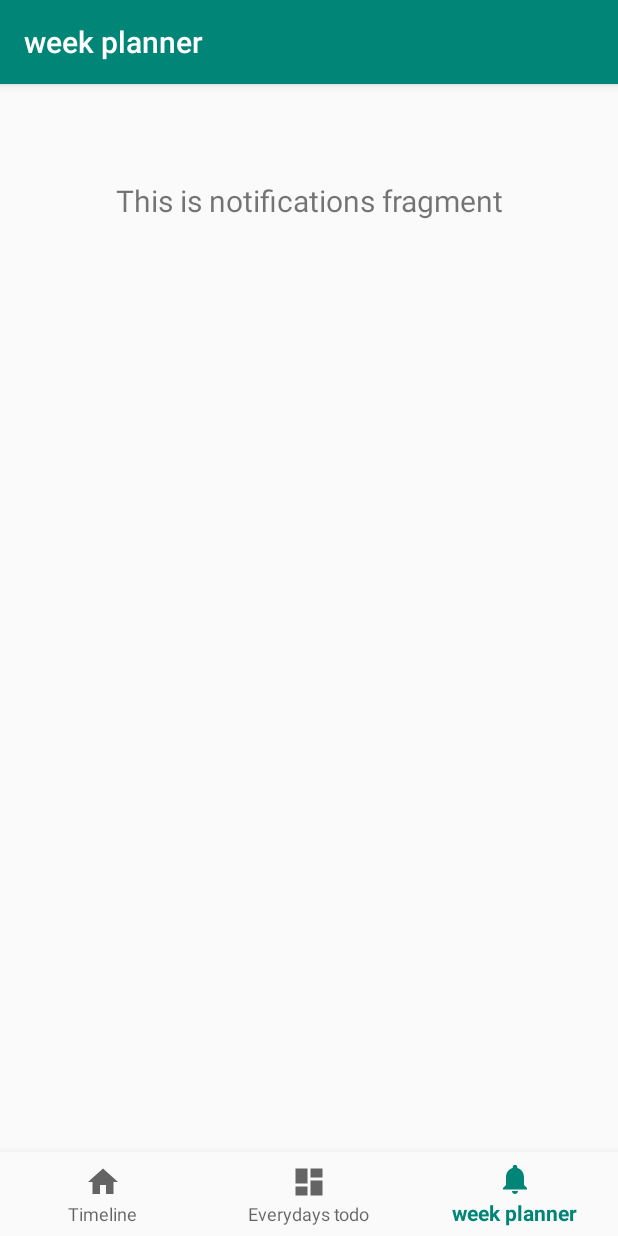
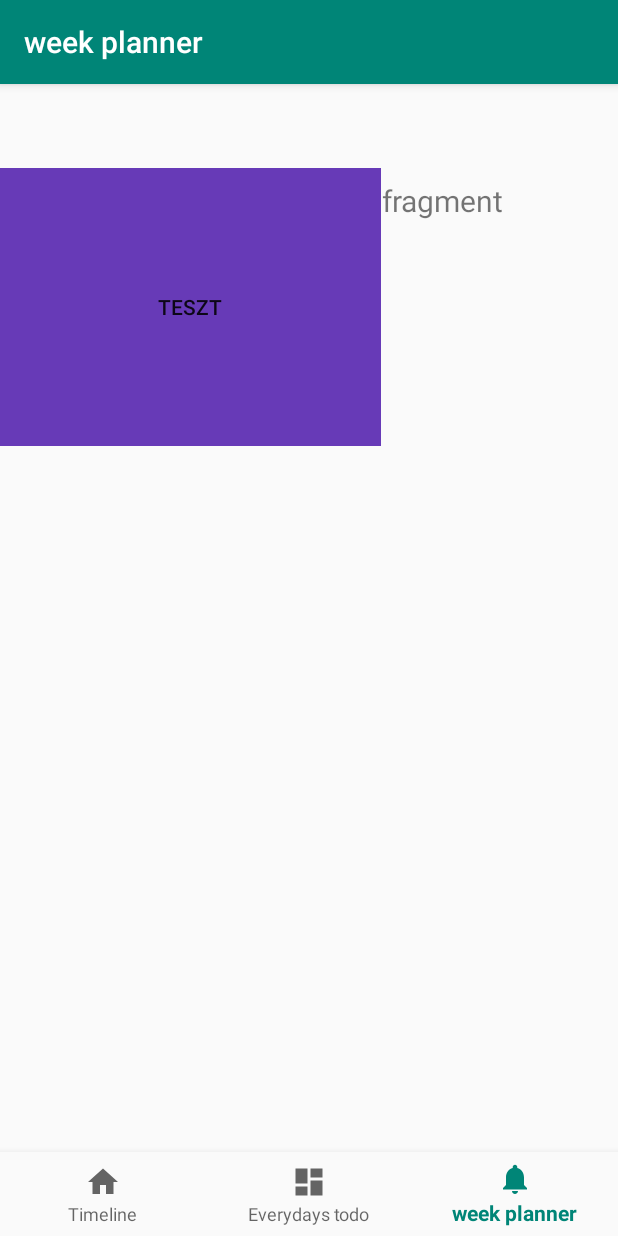
Before and after one commit to player1s/ChecklistExtendedNew, an Android app: the NotificationsFragment screen opened through its navigation route, on a phone screen of 412 x 824 dp. Run offline under Robolectric (Android 15) with nearby library versions, the phone set to English and light mode, and no system bars; our stand-ins replace navigation-ui.

Commit message:
Gomb_Teszt
:)

```diff
--- a/app/src/main/AndroidManifest.xml
+++ b/app/src/main/AndroidManifest.xml
@@ -10,6 +10,10 @@
         android:supportsRtl="true"
         android:theme="@style/AppTheme">
         <activity
+            android:name=".ui.teszt.buttonteszt"
+            android:label="@string/title_activity_buttonteszt"
+            android:theme="@style/AppTheme.NoActionBar"></activity>
+        <activity
             android:name=".MainActivity"
             android:label="@string/app_name">
             <intent-filter>
--- a/app/src/main/java/com/example/checklistextended/ui/notifications/NotificationsFragment.java
+++ b/app/src/main/java/com/example/checklistextended/ui/notifications/NotificationsFragment.java
@@ -4,6 +4,7 @@ import android.os.Bundle;
 import android.view.LayoutInflater;
 import android.view.View;
 import android.view.ViewGroup;
+import android.widget.Button;
 import android.widget.TextView;
 
 import androidx.annotation.Nullable;
@@ -30,6 +31,7 @@ public class NotificationsFragment extends Fragment {
                 textView.setText(s);
             }
         });
+
         return root;
     }
 }
--- a/app/src/main/res/layout/fragment_notifications.xml
+++ b/app/src/main/res/layout/fragment_notifications.xml
@@ -1,6 +1,7 @@
 <?xml version="1.0" encoding="utf-8"?>
 <androidx.constraintlayout.widget.ConstraintLayout xmlns:android="http://schemas.android.com/apk/res/android"
     xmlns:app="http://schemas.android.com/apk/res-auto"
+    xmlns:tools="http://schemas.android.com/tools"
     android:layout_width="match_parent"
     android:layout_height="match_parent">
 
@@ -16,4 +17,17 @@
         app:layout_constraintEnd_toEndOf="parent"
         app:layout_constraintStart_toStartOf="parent"
         app:layout_constraintTop_toTopOf="parent" />
+
+    <Button
+        android:id="@+id/button"
+        android:layout_width="254dp"
+        android:layout_height="185dp"
+        android:background="#673AB7"
+        android:text="Teszt"
+        tools:layout_editor_absoluteX="78dp"
+        tools:layout_editor_absoluteY="292dp"
+        style="?android:attr/borderlessButtonStyle" />
+
+
+
 </androidx.constraintlayout.widget.ConstraintLayout>
--- a/app/src/main/res/values/dimens.xml
+++ b/app/src/main/res/values/dimens.xml
@@ -2,4 +2,5 @@
     <!-- Default screen margins, per the Android Design guidelines. -->
     <dimen name="activity_horizontal_margin">16dp</dimen>
     <dimen name="activity_vertical_margin">16dp</dimen>
+    <dimen name="fab_margin">16dp</dimen>
 </resources>
--- a/app/src/main/res/values/strings.xml
+++ b/app/src/main/res/values/strings.xml
@@ -3,4 +3,5 @@
     <string name="title_home">Timeline</string>
     <string name="title_dashboard">Everydays todo</string>
     <string name="title_notifications">week planner</string>
+    <string name="title_activity_buttonteszt">buttonteszt</string>
 </resources>
--- a/app/src/main/res/values/styles.xml
+++ b/app/src/main/res/values/styles.xml
@@ -8,4 +8,13 @@
         <item name="colorAccent">@color/colorAccent</item>
     </style>
 
+    <style name="AppTheme.NoActionBar">
+        <item name="windowActionBar">false</item>
+        <item name="windowNoTitle">true</item>
+    </style>
+
+    <style name="AppTheme.AppBarOverlay" parent="ThemeOverlay.AppCompat.Dark.ActionBar" />
+
+    <style name="AppTheme.PopupOverlay" parent="ThemeOverlay.AppCompat.Light" />
+
 </resources>
--- a/build.gradle
+++ b/build.gradle
@@ -7,7 +7,7 @@ buildscript {
 
     }
     dependencies {
-        classpath 'com.android.tools.build:gradle:3.5.0-beta04'
+        classpath 'com.android.tools.build:gradle:3.5.2'
 
         // NOTE: Do not place your application dependencies here; they belong
         // in the individual module build.gradle files
```
Also changed, not shown: app/src/main/java/com/example/checklistextended/ui/notifications/myActivity.java (added, +26 -0 lines), app/src/main/java/com/example/checklistextended/ui/teszt/buttonteszt.java (added, +35 -0 lines), app/src/main/res/layout/activity_buttonteszt.xml (added, +33 -0 lines), app/src/main/res/layout/content_buttonteszt.xml (added, +11 -0 lines).
